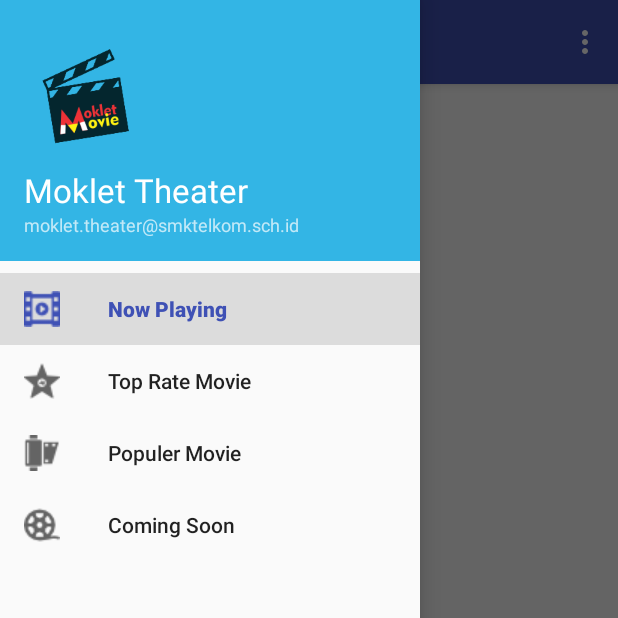
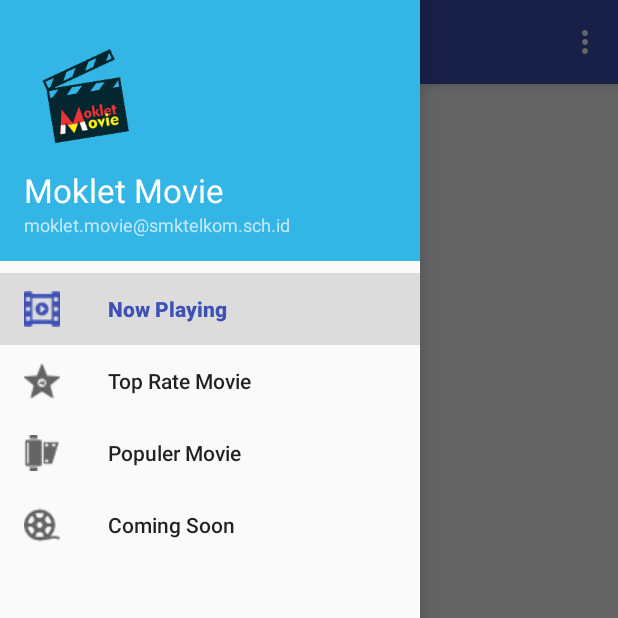
Before and after one commit to Dheaayuang/MokletMovie, an Android app: the MainActivity screen opened directly, with no data from a screen before it, with the side drawer open, on a phone screen of 412 x 824 dp, the top half of it. Run offline under Robolectric (Android 15) with nearby library versions, the phone set to English and light mode, and no system bars; our stand-ins replace Volley; network calls fail; pictures from the network do not load.

Commit message:
Finally Finish2

```diff
--- a/app/src/main/res/layout/nav_header_main.xml
+++ b/app/src/main/res/layout/nav_header_main.xml
@@ -24,7 +24,7 @@
         android:layout_width="match_parent"
         android:layout_height="wrap_content"
         android:paddingTop="@dimen/nav_header_vertical_spacing"
-        android:text="Moklet Theater"
+        android:text="Moklet Movie"
         android:textAppearance="@style/TextAppearance.AppCompat.Body1"
         android:textSize="22dp" />
 
@@ -32,7 +32,7 @@
         android:id="@+id/textView"
         android:layout_width="wrap_content"
         android:layout_height="wrap_content"
-        android:text="moklet.theater@smktelkom.sch.id"
+        android:text="moklet.movie@smktelkom.sch.id"
         android:textSize="12dp" />
 
 </LinearLayout>
```
Also changed, not shown: 1 other file.
